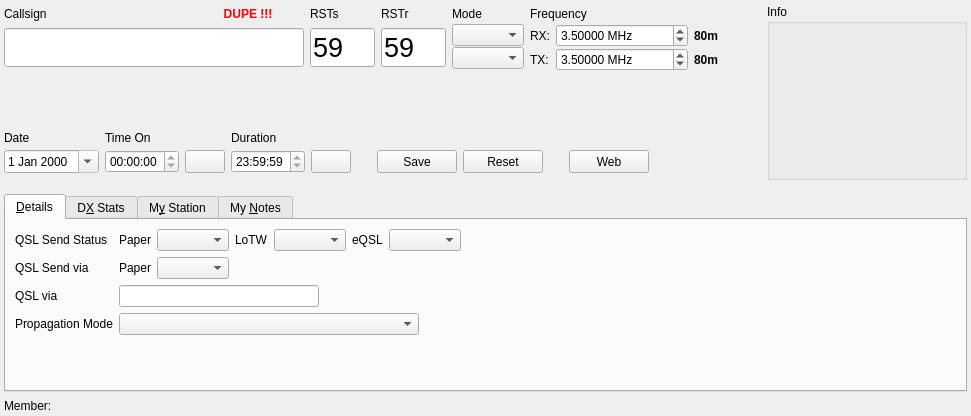
Above: ui/NewContactWidget.ui from aa5sh/QLog before the change. Below: the same form after it.
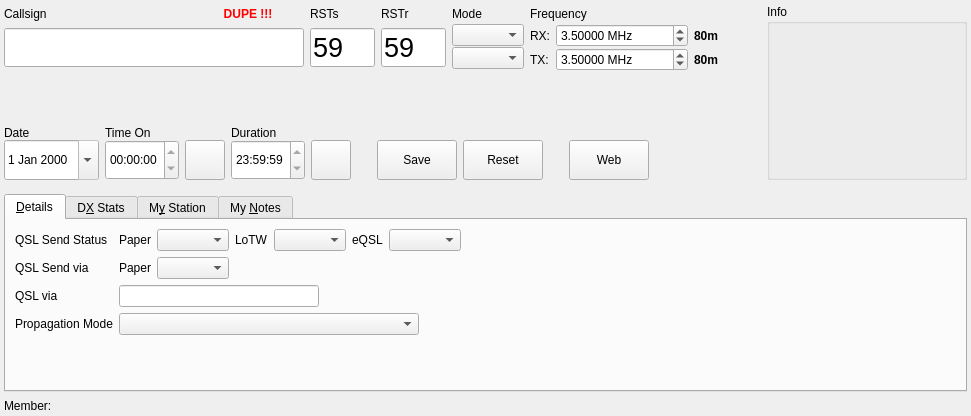
That is the form after the change. Icons and pictures are not drawn. Custom widgets are drawn as their Qt base class.

Commit message: Fixing #989 - NewContact: Changed Size policy

Diff of the .ui file:
```diff
--- a/ui/NewContactWidget.ui
+++ b/ui/NewContactWidget.ui
@@ -620,11 +620,11 @@
           </item>
           <item row="1" column="0">
            <widget class="QDateEdit" name="dateEdit">
-            <property name="maximumSize">
-             <size>
-              <width>16777215</width>
-              <height>30</height>
-             </size>
+            <property name="sizePolicy">
+             <sizepolicy hsizetype="Minimum" vsizetype="Preferred">
+              <horstretch>0</horstretch>
+              <verstretch>0</verstretch>
+             </sizepolicy>
             </property>
             <property name="focusPolicy">
              <enum>Qt::ClickFocus</enum>
@@ -642,6 +642,12 @@
           </item>
           <item row="1" column="1">
            <widget class="QTimeEdit" name="timeOnEdit">
+            <property name="sizePolicy">
+             <sizepolicy hsizetype="Minimum" vsizetype="Preferred">
+              <horstretch>0</horstretch>
+              <verstretch>0</verstretch>
+             </sizepolicy>
+            </property>
             <property name="focusPolicy">
              <enum>Qt::ClickFocus</enum>
             </property>
@@ -740,6 +746,12 @@
           </item>
           <item row="1" column="3">
            <widget class="QTimeEdit" name="qsoDurationEdit">
+            <property name="sizePolicy">
+             <sizepolicy hsizetype="Minimum" vsizetype="Preferred">
+              <horstretch>0</horstretch>
+              <verstretch>0</verstretch>
+             </sizepolicy>
+            </property>
             <property name="focusPolicy">
              <enum>Qt::ClickFocus</enum>
             </property>
```
